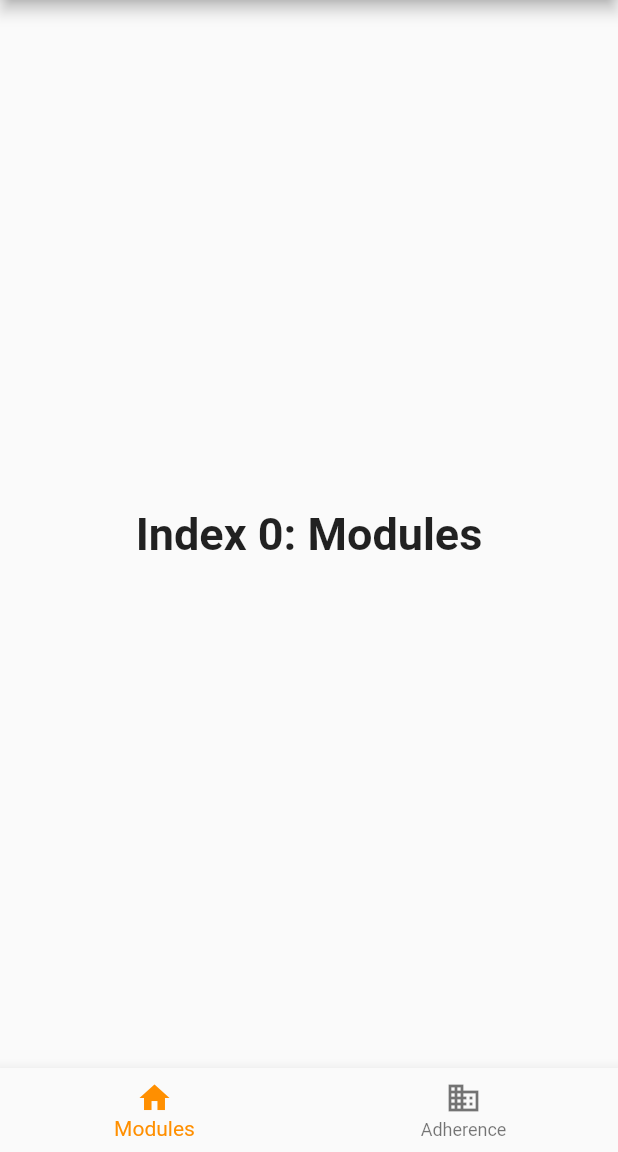
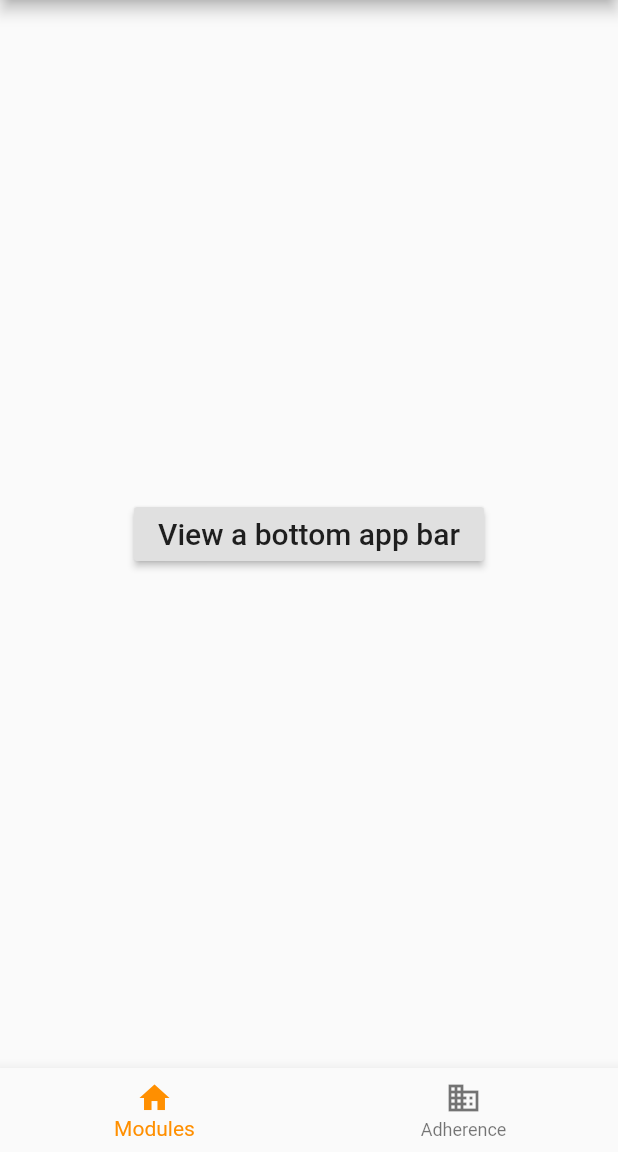
Before and after one commit to NipunaCooray/flutter-snippets, a Flutter app: the screen it shows after launch, on a phone screen of 412 x 824 dp, the part 84-1236 px from its top. Run offline on Flutter 3.47's test engine with Material 2 defaults, Android fonts, the phone set to English and light mode, and no system bars.

Commit message:
Added a page with a bottom app bar

```diff
--- a/bottom_navigation/lib/main.dart
+++ b/bottom_navigation/lib/main.dart
@@ -11,6 +11,7 @@
 
 import 'package:flutter/material.dart';
 import 'adherence_page.dart';
+import 'module_page.dart';
 
 void main() => runApp(MyApp());
 
@@ -41,10 +42,7 @@ class _MyStatefulWidgetState extends State<MyStatefulWidget> {
   static const TextStyle optionStyle =
       TextStyle(fontSize: 30, fontWeight: FontWeight.bold);
   List<Widget> _widgetOptions = <Widget>[
-    Text(
-      'Index 0: Modules',
-      style: optionStyle,
-    ),
+    ModulePage(),
     AdherencePage(),
   ];
 
--- /dev/null
+++ b/bottom_navigation/lib/module_page.dart
@@ -0,0 +1,25 @@
+import 'package:flutter/material.dart';
+import 'article_page.dart';
+
+class ModulePage extends StatefulWidget {
+  @override
+  _ModulePageState createState() => _ModulePageState();
+}
+
+class _ModulePageState extends State<ModulePage> {
+  @override
+  Widget build(BuildContext context) {
+    return Container(
+      child: RaisedButton(
+        onPressed: () {
+          Navigator.push(
+            context,
+            MaterialPageRoute(builder: (context) => ArticlePage()),
+          );
+        },
+        child:
+            const Text('View a bottom app bar', style: TextStyle(fontSize: 20)),
+      ),
+    );
+  }
+}
```
Also changed, not shown: bottom_navigation/lib/article_page.dart (added, +30 -0 lines).
